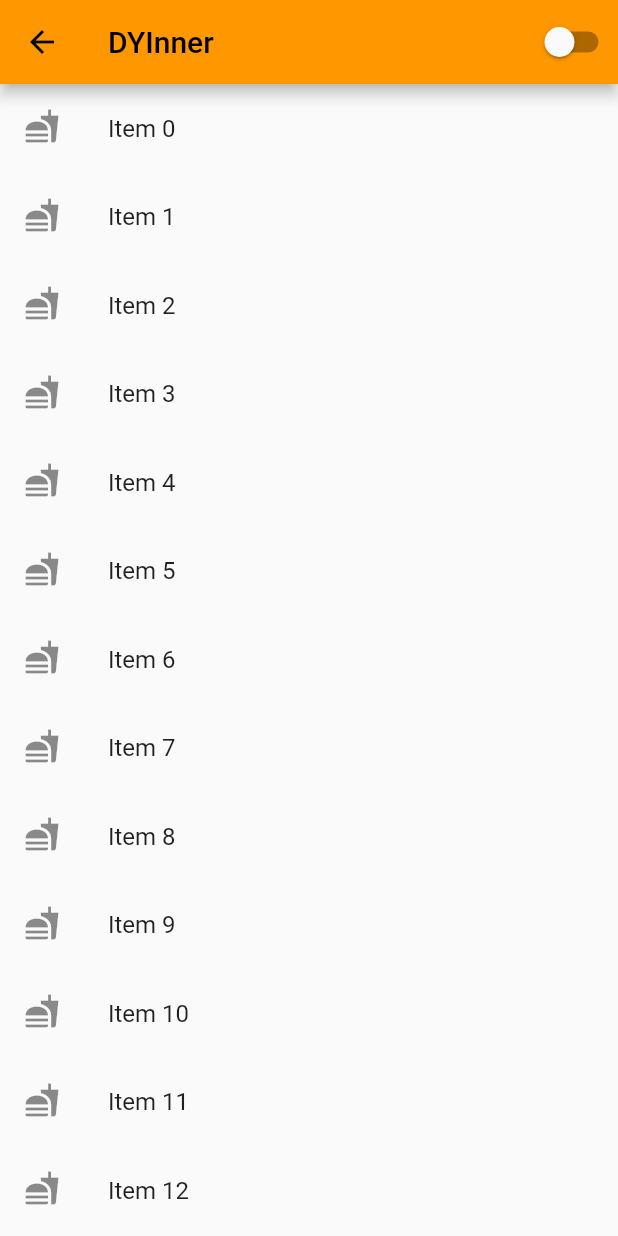
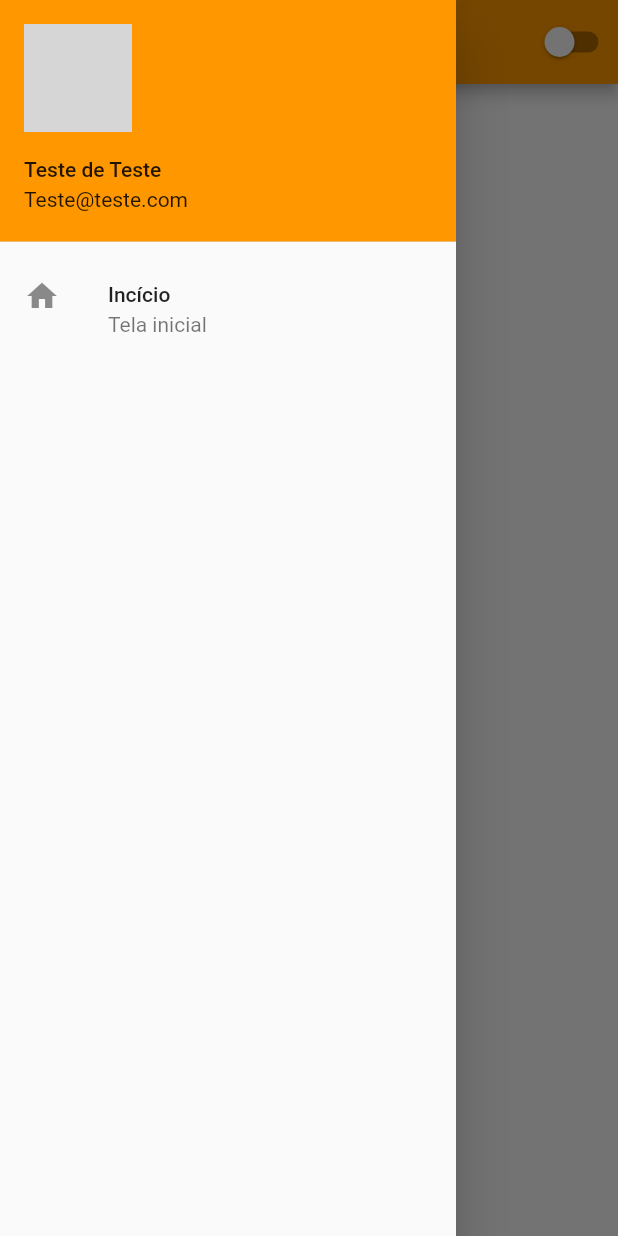
Before and after one commit to JefteMartins/diynner, a Flutter app: the MyHomePage screen opened by its route, with the side drawer open (before the commit the screen has no drawer), on a phone screen of 412 x 824 dp. Run offline on Flutter 3.47's test engine with Material 2 defaults, Android fonts, the light colour scheme and no system bars; grey boxes are pictures that could not be loaded.

Commit message:
Att info entre telas
passagem de informações entre telas, menu com detalhes da conta e foto

```diff
--- a/lib/myapp.dart
+++ b/lib/myapp.dart
@@ -1,4 +1,5 @@
 import 'package:diynner_alt/app_controller.dart';
+import 'package:diynner_alt/item_detail.dart';
 import 'package:diynner_alt/login_page.dart';
 import 'package:flutter/material.dart';
 
--- a/lib/myhomepage.dart
+++ b/lib/myhomepage.dart
@@ -1,4 +1,5 @@
 import 'package:diynner_alt/app_controller.dart';
+import 'package:diynner_alt/item_detail.dart';
 import 'package:flutter/material.dart';
 
 import 'main.dart';
@@ -17,6 +18,24 @@ class _MyHomePageState extends State<MyHomePage> {
   @override
   Widget build(BuildContext context) {
     return Scaffold(
+      drawer: Drawer(
+        child: Column(
+          children: [
+            UserAccountsDrawerHeader(
+                currentAccountPicture: Image.asset('assets/images/logo.png'),
+                accountName: Text('Teste de Teste'),
+                accountEmail: Text('Teste@teste.com')),
+            ListTile(
+              leading: Icon(Icons.home),
+              title: Text('Incício'),
+              subtitle: Text('Tela inicial'),
+              onTap: () {
+                Navigator.of(context).pushReplacementNamed('/');
+              },
+            )
+          ],
+        ),
+      ),
       appBar: AppBar(
         title: Text(widget.title),
         actions: [CustomSwitch()],
@@ -39,6 +58,13 @@ class CustomSwitch extends StatelessWidget {
   }
 }
 
+class Item {
+  final String title;
+  final String description;
+
+  const Item(this.title, this.description);
+}
+
 buildListView() {
   final itens = List<String>.generate(20, (i) => 'Item $i');
 
@@ -50,6 +76,8 @@ buildListView() {
         title: Text('${itens[index]}'),
         onTap: () {
           debugPrint('${itens[index]} foi selecionado');
+          Navigator.of(context).push(MaterialPageRoute(
+              builder: (context) => itemDetail(title: '${itens[index]}')));
         },
         minVerticalPadding: 20,
       );
```
Also changed, not shown: lib/item_detail.dart (added, +31 -0 lines).
